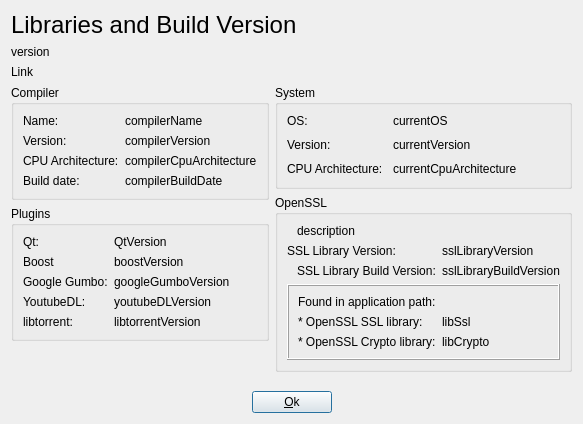
Old version of the form src/dialogs/compilerdialog.ui in the repository setvisible/ArrowDL.
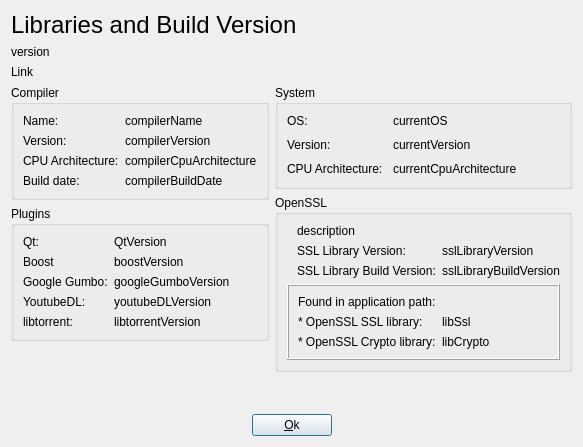
New version of the form.

Diff of the .ui file:
```diff
--- a/src/dialogs/compilerdialog.ui
+++ b/src/dialogs/compilerdialog.ui
@@ -6,8 +6,8 @@
    <rect>
     <x>0</x>
     <y>0</y>
-    <width>517</width>
-    <height>424</height>
+    <width>565</width>
+    <height>447</height>
    </rect>
   </property>
   <property name="modal">
@@ -290,6 +290,9 @@
             <property name="text">
              <string>SSL Library Version:</string>
             </property>
+            <property name="indent">
+             <number>10</number>
+            </property>
            </widget>
           </item>
           <item row="0" column="0" colspan="2">
```
